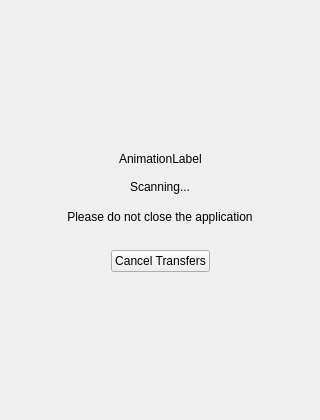
This is src/MEGASync/gui/macx/ScanningWidget.ui in meganz/MEGAsync as Qt 5 draws it before an edit. The edited form follows.
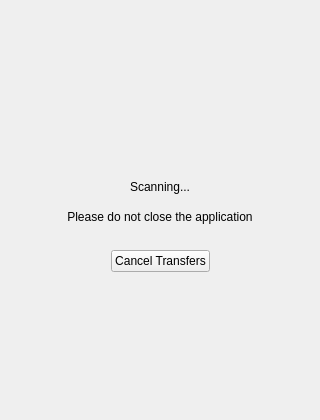
This is the edited form.

The edit to the form file:
```diff
--- a/src/MEGASync/gui/macx/ScanningWidget.ui
+++ b/src/MEGASync/gui/macx/ScanningWidget.ui
@@ -45,7 +45,7 @@
      <item>
       <widget class="QLabel" name="lAnimation">
        <property name="text">
-        <string>AnimationLabel</string>
+        <string/>
        </property>
       </widget>
      </item>
```
Left out of the diff: 2 changed lines with no effect on the pictures.
